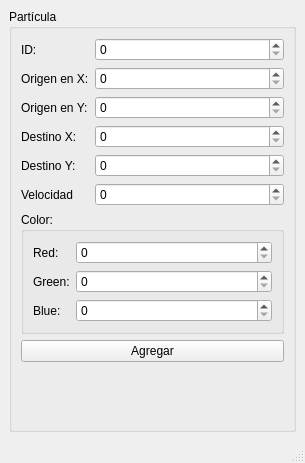
Qt form mainwindow.ui (ulisesoldemar/Act-08-User_Interface) before a commit.
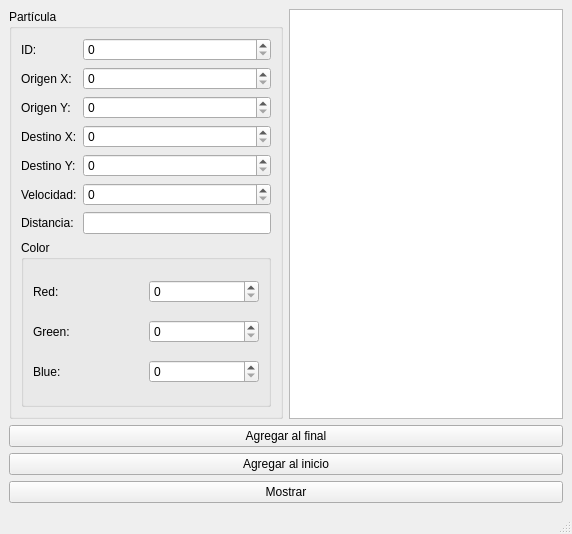
The same form after that commit.

Commit message: Actualizada interfaz gráfica para la captura de partículas

```diff
--- a/mainwindow.ui
+++ b/mainwindow.ui
@@ -6,21 +6,21 @@
    <rect>
     <x>0</x>
     <y>0</y>
-    <width>305</width>
-    <height>463</height>
+    <width>572</width>
+    <height>534</height>
    </rect>
   </property>
   <property name="windowTitle">
    <string>MainWindow</string>
   </property>
   <widget class="QWidget" name="centralwidget">
-   <layout class="QGridLayout" name="gridLayout_4">
+   <layout class="QGridLayout" name="gridLayout_5">
     <item row="0" column="0">
      <widget class="QGroupBox" name="groupBox">
       <property name="title">
        <string>Partícula</string>
       </property>
-      <layout class="QFormLayout" name="formLayout_4">
+      <layout class="QGridLayout" name="gridLayout_3">
        <item row="0" column="0">
         <widget class="QLabel" name="label">
          <property name="text">
@@ -28,8 +28,36 @@
          </property>
         </widget>
        </item>
+       <item row="2" column="0">
+        <widget class="QLabel" name="label_3">
+         <property name="text">
+          <string>Origen Y:</string>
+         </property>
+        </widget>
+       </item>
+       <item row="4" column="0">
+        <widget class="QLabel" name="label_5">
+         <property name="text">
+          <string>Destino Y:</string>
+         </property>
+        </widget>
+       </item>
+       <item row="6" column="0">
+        <widget class="QLabel" name="label_7">
+         <property name="text">
+          <string>Distancia:</string>
+         </property>
+        </widget>
+       </item>
+       <item row="5" column="1">
+        <widget class="QSpinBox" name="velocidad_spinBox">
+         <property name="maximum">
+          <number>500</number>
+         </property>
+        </widget>
+       </item>
        <item row="0" column="1">
-        <widget class="QSpinBox" name="spinBox">
+        <widget class="QSpinBox" name="id_spinBox">
          <property name="maximum">
           <number>999999999</number>
          </property>
@@ -38,26 +66,26 @@
        <item row="1" column="0">
         <widget class="QLabel" name="label_2">
          <property name="text">
-          <string>Origen en X:</string>
+          <string>Origen X:</string>
          </property>
         </widget>
        </item>
-       <item row="1" column="1">
-        <widget class="QSpinBox" name="spinBox_2">
+       <item row="5" column="0">
+        <widget class="QLabel" name="label_6">
+         <property name="text">
+          <string>Velocidad:</string>
+         </property>
+        </widget>
+       </item>
+       <item row="4" column="1">
+        <widget class="QSpinBox" name="destino_y_spinBox">
          <property name="maximum">
           <number>500</number>
          </property>
         </widget>
        </item>
-       <item row="2" column="0">
-        <widget class="QLabel" name="label_3">
-         <property name="text">
-          <string>Origen en Y:</string>
-         </property>
-        </widget>
-       </item>
        <item row="2" column="1">
-        <widget class="QSpinBox" name="spinBox_3">
+        <widget class="QSpinBox" name="origen_y_spinBox">
          <property name="maximum">
           <number>500</number>
          </property>
@@ -70,102 +98,109 @@
          </property>
         </widget>
        </item>
+       <item row="1" column="1">
+        <widget class="QSpinBox" name="origen_x_spinBox">
+         <property name="maximum">
+          <number>500</number>
+         </property>
+        </widget>
+       </item>
        <item row="3" column="1">
-        <widget class="QSpinBox" name="spinBox_4">
+        <widget class="QSpinBox" name="destino_x_spinBox">
          <property name="maximum">
           <number>500</number>
          </property>
         </widget>
        </item>
-       <item row="4" column="0">
-        <widget class="QLabel" name="label_5">
-         <property name="text">
-          <string>Destino Y:</string>
+       <item row="6" column="1">
+        <widget class="QLineEdit" name="distancia_lineEdit">
+         <property name="readOnly">
+          <bool>true</bool>
          </property>
         </widget>
        </item>
-       <item row="4" column="1">
-        <widget class="QSpinBox" name="spinBox_5">
-         <property name="maximum">
-          <number>500</number>
-         </property>
-        </widget>
-       </item>
-       <item row="5" column="0">
-        <widget class="QLabel" name="label_6">
-         <property name="text">
-          <string>Velocidad</string>
-         </property>
-        </widget>
-       </item>
-       <item row="5" column="1">
-        <widget class="QSpinBox" name="spinBox_6">
-         <property name="maximum">
-          <number>999999999</number>
-         </property>
-        </widget>
-       </item>
-       <item row="6" column="0" colspan="2">
-        <widget class="QGroupBox" name="groupBox_2">
+       <item row="7" column="0" colspan="2">
+        <widget class="QGroupBox" name="color_groupBox">
          <property name="title">
-          <string>Color:</string>
+          <string>Color</string>
          </property>
-         <layout class="QFormLayout" name="formLayout_3">
+         <layout class="QGridLayout" name="gridLayout_4">
           <item row="0" column="0">
-           <widget class="QLabel" name="label_7">
+           <widget class="QLabel" name="label_8">
             <property name="text">
              <string>Red:</string>
             </property>
            </widget>
           </item>
-          <item row="0" column="1">
-           <widget class="QSpinBox" name="spinBox_13">
-            <property name="maximum">
-             <number>500</number>
+          <item row="2" column="0">
+           <widget class="QLabel" name="label_10">
+            <property name="text">
+             <string>Blue:</string>
             </property>
            </widget>
           </item>
           <item row="1" column="0">
-           <widget class="QLabel" name="label_15">
+           <widget class="QLabel" name="label_9">
             <property name="text">
              <string>Green:</string>
             </property>
            </widget>
           </item>
+          <item row="0" column="1">
+           <widget class="QSpinBox" name="red_spinBox">
+            <property name="maximum">
+             <number>255</number>
+            </property>
+           </widget>
+          </item>
           <item row="1" column="1">
-           <widget class="QSpinBox" name="spinBox_14">
+           <widget class="QSpinBox" name="green_spinBox">
             <property name="maximum">
-             <number>500</number>
-            </property>
-           </widget>
-          </item>
-          <item row="2" column="0">
-           <widget class="QLabel" name="label_16">
-            <property name="text">
-             <string>Blue:</string>
+             <number>255</number>
             </property>
            </widget>
           </item>
           <item row="2" column="1">
-           <widget class="QSpinBox" name="spinBox_15">
+           <widget class="QSpinBox" name="blue_spinBox">
             <property name="maximum">
-             <number>500</number>
+             <number>255</number>
             </property>
            </widget>
           </item>
          </layout>
         </widget>
        </item>
-       <item row="7" column="0" colspan="2">
-        <widget class="QPushButton" name="pushButton">
-         <property name="text">
-          <string>Agregar</string>
-         </property>
-        </widget>
-       </item>
       </layout>
      </widget>
     </item>
+    <item row="0" column="1">
+     <widget class="QPlainTextEdit" name="salida_plainTextEdit">
+      <property name="readOnly">
+       <bool>true</bool>
+      </property>
+     </widget>
+    </item>
+    <item row="1" column="0" colspan="2">
+     <widget class="QPushButton" name="agregar_final_pushButton">
+      <property name="text">
+       <string>Agregar al final</string>
+      </property>
+     </widget>
+    </item>
+    <item row="2" column="0" colspan="2">
+     <widget class="QPushButton" name="agregar_inicio_pushButton">
+      <property name="text">
+       <string>Agregar al inicio</string>
+      </property>
+     </widget>
+    </item>
+    <item row="3" column="0" colspan="2">
+     <widget class="QPushButton" name="mostrar_pushButton">
+      <property name="text">
+       <string>Mostrar</string>
+      </property>
+     </widget>
+    </item>
    </layout>
   </widget>
   <widget class="QMenuBar" name="menubar">
```
Left out of the diff: 12 changed lines with no effect on the pictures. The commit also changes 2 other files.
